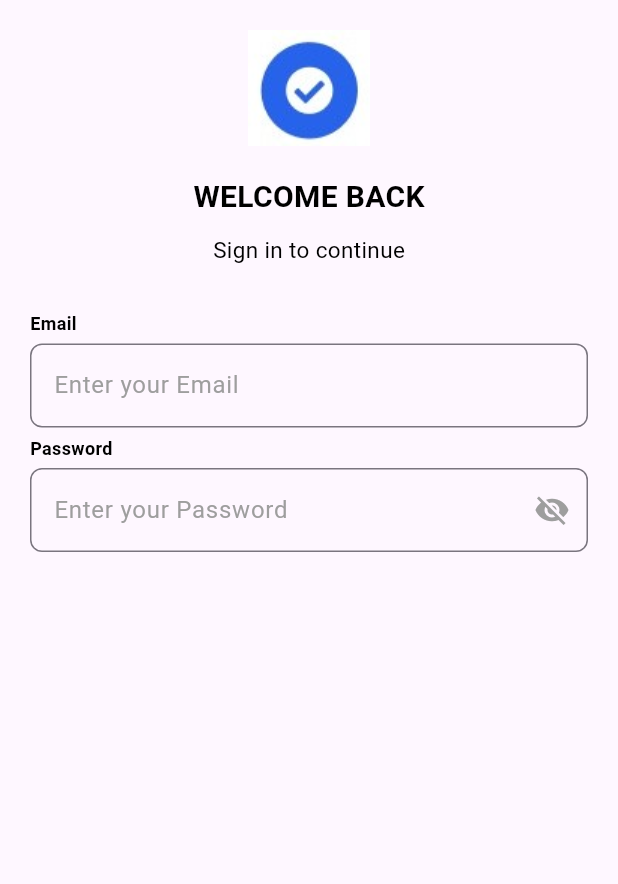
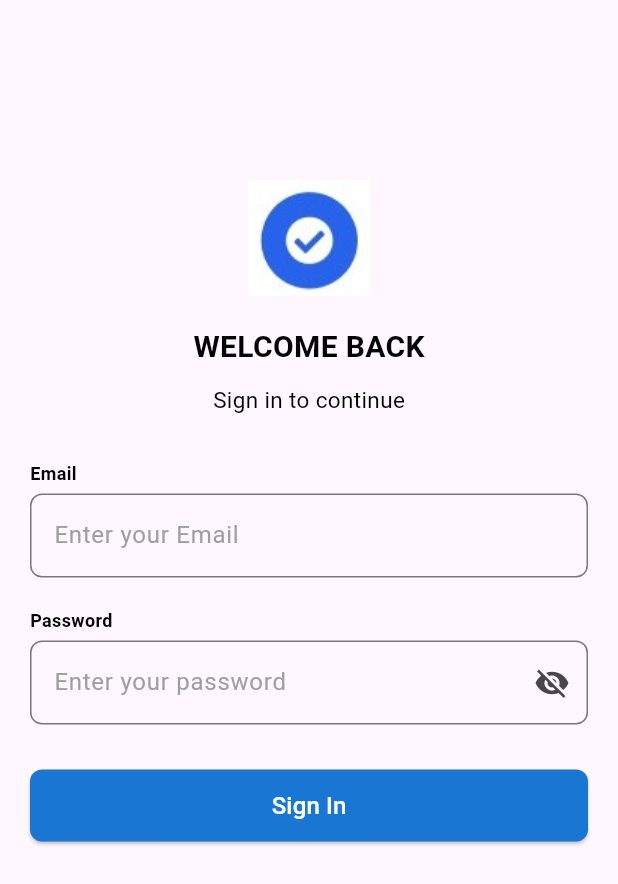
Before and after one commit to mobikodeStudio/todo_flutter_app, a Flutter app: the screen it shows after launch, on a phone screen of 412 x 824 dp. Shown: the top 884 px of the screen. Run offline on Flutter 3.47's test engine with Material 3 defaults, Android fonts, the phone set to English and light mode, and no system bars.

Commit message:
common widget creation

```diff
--- a/lib/presentation/login/login_screen.dart
+++ b/lib/presentation/login/login_screen.dart
@@ -1,4 +1,7 @@
 import 'package:flutter/material.dart';
+import 'package:untitled5/presentation/widgets/to_do_primary_button.dart';
+import 'package:untitled5/presentation/widgets/to_do_text.dart';
+import 'package:untitled5/presentation/widgets/to_do_text_field.dart';
 
 class LoginPage extends StatefulWidget {
   const LoginPage({super.key});
@@ -20,6 +23,7 @@ class _LoginPageState extends State<LoginPage> {
         child: Column(
           crossAxisAlignment: CrossAxisAlignment.start,
           children: [
+            const SizedBox(height: 100),
             Center(child: Image.asset('assets/images/todo.jpg')),
             const SizedBox(height: 20),
             const Center(
@@ -34,63 +38,29 @@ class _LoginPageState extends State<LoginPage> {
             ),
             const SizedBox(height: 10),
             const Center(
-              child: Text(
-                'Sign in to continue',
-                style: TextStyle(fontSize: 15, color: Colors.black),
-              ),
+              child: ToDoText(label: 'Sign in to continue', color: Colors.black,),
             ),
             const SizedBox(height: 30),
-            const Text(
-              'Email',
-              style: TextStyle(
-                fontSize: 12,
-                fontWeight: FontWeight.bold,
-                color: Colors.black,
-              ),
-            ),
-            const SizedBox(height: 5),
-            TextField(
-              controller: emailController,
-              decoration: InputDecoration(
-                hintText: 'Enter your Email',
-                hintStyle: const TextStyle(color: Colors.grey),
-                border: OutlineInputBorder(
-                  borderRadius: BorderRadius.circular(8.0),
-                ),
-              ),
-            ),
-            const SizedBox(height: 5),
-            const Text(
-              'Password',
-              style: TextStyle(
-                fontSize: 12,
-                fontWeight: FontWeight.bold,
-                color: Colors.black,
-              ),
-            ),
-            const SizedBox(height: 5),
-            TextField(
+            ToDoTextField(controller: emailController, textLabel: 'Email', textHintLabel: 'Enter your Email',isSuffixIconVisible: false,),
+
+            const SizedBox(height: 20),
+            ToDoTextField(
               controller: passwordController,
+              textLabel: 'Password',
+              textHintLabel: 'Enter your password',
+              isSuffixIconVisible: true,
               obscureText: _obscurePassword,
-              decoration: InputDecoration(
-                hintText: 'Enter your Password',
-                hintStyle: const TextStyle(color: Colors.grey),
-                border: OutlineInputBorder(
-                  borderRadius: BorderRadius.circular(8.0),
-                ),
-                suffixIcon: IconButton(
-                  icon: Icon(
+              suffixIcon:
               _obscurePassword ? Icons.visibility_off : Icons.visibility,
-                    color: Colors.grey,
-                  ),
-                  onPressed: () {
+              suffixOnClick: () {
                 setState(() {
                   _obscurePassword = !_obscurePassword;
                 });
               },
             ),
-              ),
-            ),
+            SizedBox(height: 30),
+            ToDoPrimaryButton(label: 'Sign In', onPressed: () {  },isEnabled: true,),
+
           ],
         ),
       ),
--- /dev/null
+++ b/lib/presentation/widgets/to_do_primary_button.dart
@@ -0,0 +1,35 @@
+import 'package:flutter/material.dart';
+
+class ToDoPrimaryButton extends StatelessWidget {
+  final String label;
+  final VoidCallback? onPressed;
+  final bool isEnabled;
+
+  const ToDoPrimaryButton({
+    super.key,
+    required this.label,
+    required this.onPressed,
+    this.isEnabled = true,
+  });
+
+  @override
+  Widget build(BuildContext context) {
+    return ElevatedButton(
+      onPressed: isEnabled ? onPressed : null,
+      style: ElevatedButton.styleFrom(
+        backgroundColor: Colors.blue[700],
+        foregroundColor: Colors.white,
+        minimumSize: const Size(double.infinity, 48),
+        shape: RoundedRectangleBorder(
+          borderRadius: BorderRadius.circular(8),
+        ),
+        disabledBackgroundColor: Colors.blue[200],
+        disabledForegroundColor: Colors.white,
+      ),
+      child: Text(
+        label,
+        style: const TextStyle(fontSize: 16),
+      ),
+    );
+  }
+}
--- /dev/null
+++ b/lib/presentation/widgets/to_do_text.dart
@@ -0,0 +1,19 @@
+import 'package:flutter/material.dart';
+
+class ToDoText extends StatelessWidget {
+  final String label;
+  final Color color;
+  const ToDoText({
+    super.key,
+    required this.label,
+    required this.color
+  });
+
+  @override
+  Widget build(BuildContext context) {
+    return Text(
+      label,
+      style: TextStyle(fontSize: 15, color: color),
+    );
+  }
+}
--- /dev/null
+++ b/lib/presentation/widgets/to_do_text_field.dart
@@ -0,0 +1,61 @@
+import 'package:flutter/material.dart';
+
+class ToDoTextField extends StatelessWidget {
+  final TextEditingController controller;
+  final String textLabel;
+  final String textHintLabel;
+  final bool isSuffixIconVisible;
+  final IconData? suffixIcon;
+  final VoidCallback? suffixOnClick;
+  final bool obscureText;
+
+  const ToDoTextField({
+    super.key,
+    required this.controller,
+    required this.textLabel,
+    required this.textHintLabel,
+    this.isSuffixIconVisible = false,
+    this.suffixIcon,
+    this.suffixOnClick,
+    this.obscureText = false,
+  });
+
+  @override
+  Widget build(BuildContext context) {
+    // This is declared and used *inside* the build method correctly
+    final bool shouldObscureText = isSuffixIconVisible ? obscureText : false;
+
+    return Column(
+      mainAxisSize: MainAxisSize.min,
+      crossAxisAlignment: CrossAxisAlignment.start,
+      children: [
+        Text(
+          textLabel,
+          style: const TextStyle(
+            fontSize: 12,
+            fontWeight: FontWeight.bold,
+            color: Colors.black,
+          ),
+        ),
+        const SizedBox(height: 5),
+        TextField(
+          controller: controller,
+          obscureText: shouldObscureText,
+          decoration: InputDecoration(
+            hintText: textHintLabel,
+            hintStyle: const TextStyle(color: Colors.grey),
+            border: OutlineInputBorder(
+              borderRadius: BorderRadius.circular(8.0),
+            ),
+            suffixIcon: isSuffixIconVisible && suffixIcon != null
+                ? GestureDetector(
+              onTap: suffixOnClick,
+              child: Icon(suffixIcon),
+            )
+                : null,
+          ),
+        ),
+      ],
+    );
+  }
+}
```
Lines whose indentation alone changed are shown as unchanged.
